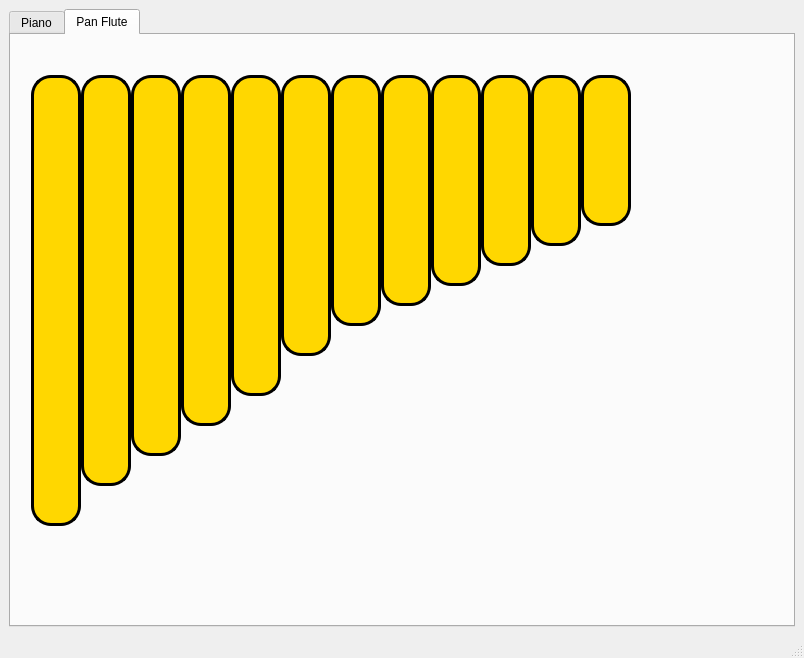
tasneemadel97/DSP_Final, file P3.ui: the form before one commit.
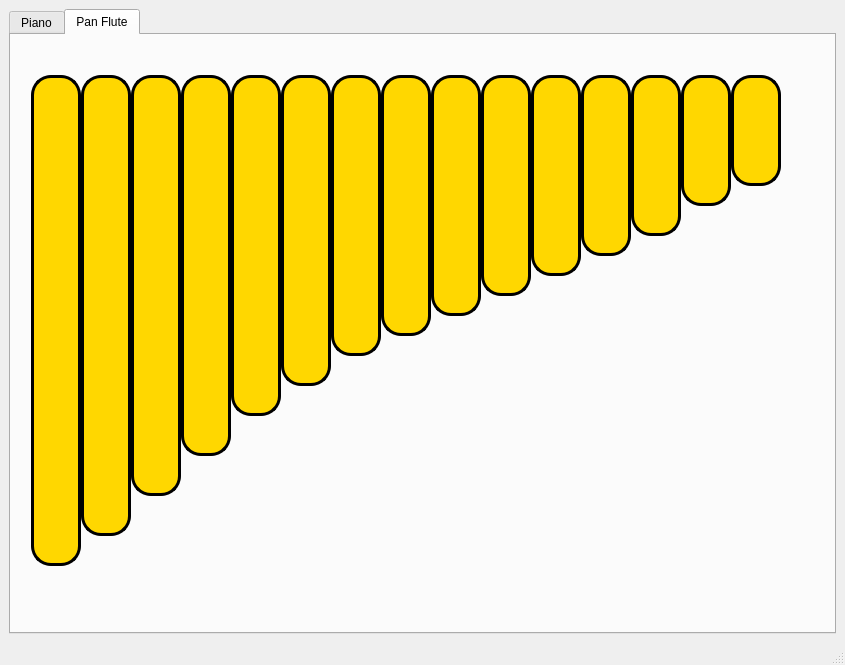
The form after the commit.

```diff
--- a/P3.ui
+++ b/P3.ui
@@ -6,16 +6,16 @@
    <rect>
     <x>0</x>
     <y>0</y>
-    <width>804</width>
-    <height>658</height>
+    <width>845</width>
+    <height>665</height>
    </rect>
   </property>
   <property name="windowTitle">
    <string>MainWindow</string>
   </property>
   <widget class="QWidget" name="centralwidget">
-   <layout class="QGridLayout" name="gridLayout">
-    <item row="0" column="1">
+   <layout class="QHBoxLayout" name="horizontalLayout">
+    <item>
      <widget class="QTabWidget" name="Tap">
       <property name="styleSheet">
        <string notr="true">round button</string>
@@ -196,7 +196,7 @@
           <x>20</x>
           <y>40</y>
           <width>50</width>
-          <height>451</height>
+          <height>491</height>
          </rect>
         </property>
         <property name="styleSheet">
@@ -219,7 +219,7 @@
           <x>70</x>
           <y>40</y>
           <width>50</width>
-          <height>411</height>
+          <height>461</height>
          </rect>
         </property>
         <property name="styleSheet">
@@ -242,7 +242,7 @@
           <x>120</x>
           <y>40</y>
           <width>50</width>
-          <height>381</height>
+          <height>421</height>
          </rect>
         </property>
         <property name="styleSheet">
@@ -265,7 +265,7 @@
           <x>170</x>
           <y>40</y>
           <width>50</width>
-          <height>351</height>
+          <height>381</height>
          </rect>
         </property>
         <property name="styleSheet">
@@ -288,7 +288,7 @@
           <x>220</x>
           <y>40</y>
           <width>50</width>
-          <height>321</height>
+          <height>341</height>
          </rect>
         </property>
         <property name="styleSheet">
@@ -311,7 +311,7 @@
           <x>270</x>
           <y>40</y>
           <width>50</width>
-          <height>281</height>
+          <height>311</height>
          </rect>
         </property>
         <property name="styleSheet">
@@ -334,7 +334,7 @@
           <x>320</x>
           <y>40</y>
           <width>50</width>
-          <height>251</height>
+          <height>281</height>
          </rect>
         </property>
         <property name="styleSheet">
@@ -357,7 +357,7 @@
           <x>370</x>
           <y>40</y>
           <width>50</width>
-          <height>231</height>
+          <height>261</height>
          </rect>
         </property>
         <property name="styleSheet">
@@ -380,7 +380,7 @@
           <x>420</x>
           <y>40</y>
           <width>50</width>
-          <height>211</height>
+          <height>241</height>
          </rect>
         </property>
         <property name="styleSheet">
@@ -403,7 +403,7 @@
           <x>470</x>
           <y>40</y>
           <width>50</width>
-          <height>191</height>
+          <height>221</height>
          </rect>
         </property>
         <property name="styleSheet">
@@ -426,7 +426,7 @@
           <x>520</x>
           <y>40</y>
           <width>50</width>
-          <height>171</height>
+          <height>201</height>
          </rect>
         </property>
         <property name="styleSheet">
@@ -449,7 +449,76 @@
           <x>570</x>
           <y>40</y>
           <width>50</width>
-          <height>151</height>
+          <height>181</height>
+         </rect>
+        </property>
+        <property name="styleSheet">
+         <string notr="true">QPushButton {
+  background-color: gold;
+  color: rgb(0, 0, 0);
+
+  border-width: 3px;        
+  border-style: solid;
+  border-radius: 20px;
+}</string>
+        </property>
+        <property name="text">
+         <string/>
+        </property>
+       </widget>
+       <widget class="QPushButton" name="p13">
+        <property name="geometry">
+         <rect>
+          <x>620</x>
+          <y>40</y>
+          <width>50</width>
+          <height>161</height>
+         </rect>
+        </property>
+        <property name="styleSheet">
+         <string notr="true">QPushButton {
+  background-color: gold;
+  color: rgb(0, 0, 0);
+
+  border-width: 3px;        
+  border-style: solid;
+  border-radius: 20px;
+}</string>
+        </property>
+        <property name="text">
+         <string/>
+        </property>
+       </widget>
+       <widget class="QPushButton" name="p14">
+        <property name="geometry">
+         <rect>
+          <x>670</x>
+          <y>40</y>
+          <width>50</width>
+          <height>131</height>
+         </rect>
+        </property>
+        <property name="styleSheet">
+         <string notr="true">QPushButton {
+  background-color: gold;
+  color: rgb(0, 0, 0);
+
+  border-width: 3px;        
+  border-style: solid;
+  border-radius: 20px;
+}</string>
+        </property>
+        <property name="text">
+         <string/>
+        </property>
+       </widget>
+       <widget class="QPushButton" name="p15">
+        <property name="geometry">
+         <rect>
+          <x>720</x>
+          <y>40</y>
+          <width>50</width>
+          <height>111</height>
          </rect>
         </property>
         <property name="styleSheet">
```
